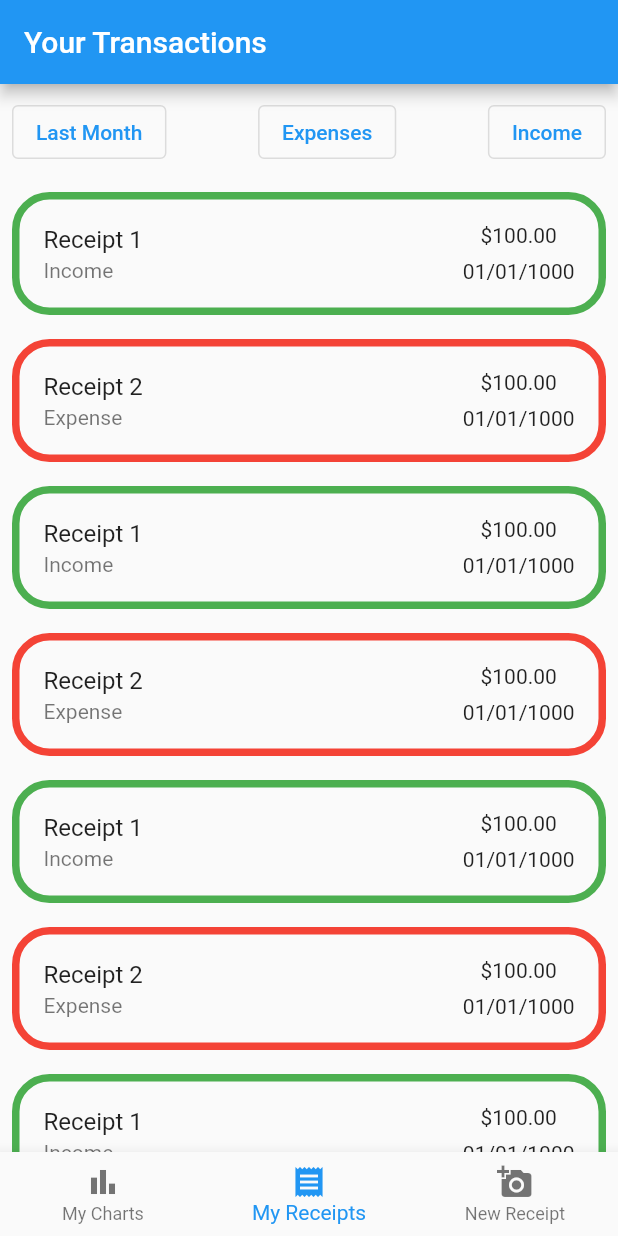
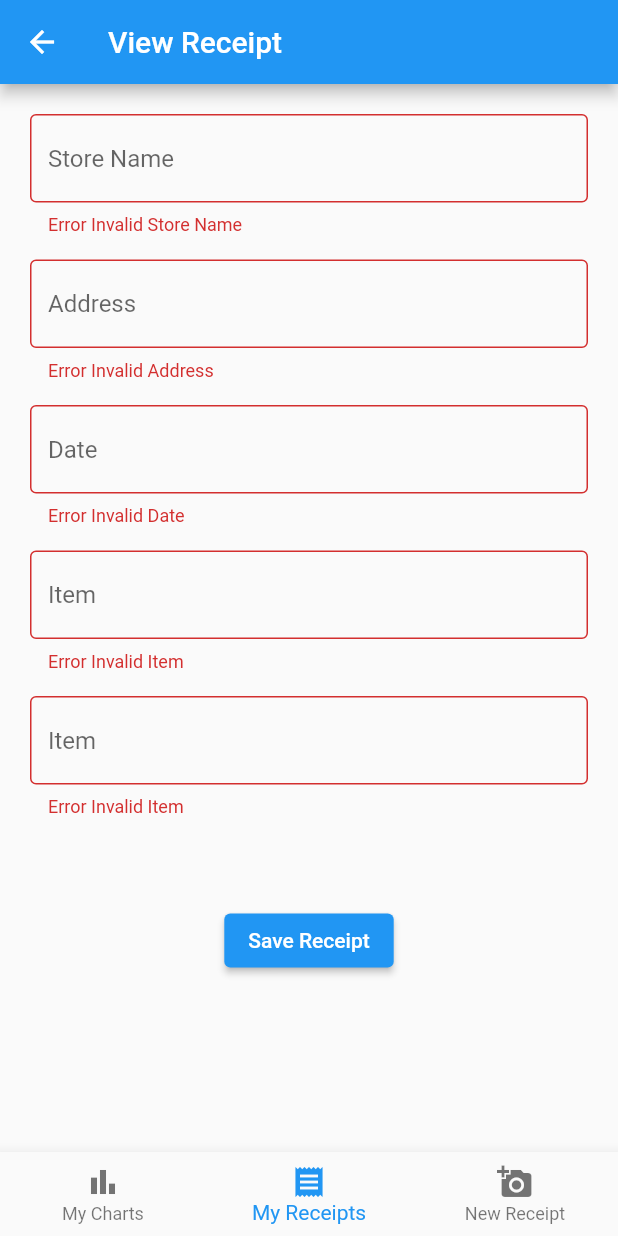
Before and after one commit to jskplf/spending_tracker_client, a Flutter app: the screen it shows after launch, after a tap on "Receipt 1", on a phone screen of 412 x 824 dp. Run offline on Flutter 3.47's test engine with Material 2 defaults, Android fonts, the phone set to English and light mode, and no system bars; our stand-ins replace file_picker; missing offline and left inert: text_to_speech.

Commit message:
Reciept form now has a basic layout

```diff
--- a/lib/main.dart
+++ b/lib/main.dart
@@ -24,6 +24,7 @@ class MyApp extends StatelessWidget {
         '/transactions': (context) => const TransactionView(),
         '/camera': (context) => const ImageLoaderView(),
         '/addTransaction': (context) => const AddTransactionView(),
+        '/receipt': (context) => const ReceiptView(),
         // '/charts'
       },
     );
--- /dev/null
+++ b/lib/views/receipt_view.dart
@@ -0,0 +1,104 @@
+import 'package:flutter/material.dart';
+import 'package:spending_tracker/widgets/widgets.dart';
+
+class ReceiptView extends StatelessWidget {
+  /// Display the contents of a scanned receipt
+  final dynamic receipt = null;
+  const ReceiptView({Key? key}) : super(key: key);
+  @override
+  Widget build(BuildContext context) {
+    return BaseScaffold(
+      title: 'View Receipt',
+      body: ReceiptFormView(
+        receipt: receipt,
+      ),
+    );
+  }
+}
+
+class ReceiptFormView extends StatefulWidget {
+  /// This widget contains all data that the user has entered about the receipt
+  /// it haas fields for the store name, category type, item names and prices,
+  /// purchase date, and total amount spent. The user can also link an image
+  /// to be linked to the data. The image can also be sent through a post request
+  /// to the OCR API server. The server will process the image and return a list
+  /// of possible values for each field. Once a receipt has been processed the
+  /// form will fill fields in the form with the value. The user will be able to
+  /// overwrite any data in the form with data they choose.
+
+  const ReceiptFormView({
+    required this.receipt,
+    Key? key,
+  }) : super(key: key);
+  final dynamic receipt;
+  @override
+  State<ReceiptFormView> createState() => _ReceiptFormViewState();
+}
+
+class _ReceiptFormViewState extends State<ReceiptFormView> {
+  final _formKey = GlobalKey<FormState>();
+  final fields = [
+    {'description': 'Store Name', 'initialValue': '', 'validator': (value) {}},
+    {'description': 'Address', 'initialValue': '', 'validator': (value) {}},
+    {'description': 'Date', 'initialValue': '', 'validator': (value) {}},
+    {'description': 'Item', 'initialValue': '', 'validator': (value) {}},
+    {'description': 'Item', 'initialValue': '', 'validator': (value) {}},
+    {'description': 'Total', 'initialValue': 100.00, 'validator': (value) {}},
+  ];
+
+  @override
+  Widget build(BuildContext context) {
+    return Form(
+      key: _formKey,
+      child: Padding(
+        padding: const EdgeInsets.all(12.0),
+        child: Column(
+          children: [
+            BaseTextField(field: fields[0]),
+            BaseTextField(field: fields[1]),
+            BaseTextField(field: fields[2]),
+            BaseTextField(field: fields[3]),
+            BaseTextField(field: fields[4]),
+
+            /// A widget that places a large amount of white space between
+            /// the submit button and the rest of the form
+            const SizedBox(
+              height: 50,
+            ),
+            ElevatedButton(
+              onPressed: () {},
+              child: const Readable(text: "Save Receipt"),
+            ),
+          ],
+        ),
+      ),
+    );
+  }
+}
+
+class BaseTextField extends StatelessWidget {
+  const BaseTextField({
+    Key? key,
+    required this.field,
+  }) : super(key: key);
+
+  final Map<String, Object> field;
+
+  @override
+  Widget build(BuildContext context) {
+    return Padding(
+      padding: const EdgeInsets.all(8.0),
+      child: TextFormField(
+        initialValue: '${field['initialValue']}',
+        decoration: InputDecoration(
+          hintText: '${field['description']}',
+          errorText: "Error Invalid ${field['description']}",
+          border: OutlineInputBorder(),
+        ),
+        validator: (value) {
+          return null;
+        },
+      ),
+    );
+  }
+}
--- a/lib/views/transaction_view.dart
+++ b/lib/views/transaction_view.dart
@@ -13,6 +13,7 @@ class TransactionView extends StatefulWidget {
 class _TransactionViewState extends State<TransactionView> {
   final List transactions = [
     {
+      'id': 0,
       'description': 'Receipt 1',
       'transaction_category': 'Income',
       'amount': '\$100.00',
@@ -25,6 +26,7 @@ class _TransactionViewState extends State<TransactionView> {
       ],
     },
     {
+      'id': 1,
       'description': 'Receipt 2',
       'transaction_category': 'Expense',
       'amount': '\$100.00',
@@ -145,8 +147,7 @@ class ReadableTile extends StatelessWidget {
             ],
           ),
           onTap: () {
-            print(
-                'Going to the edit screen of Receipt number ${transaction['description']}');
+            Navigator.pushNamed(context, '/receipt', arguments: transaction);
           },
         ),
       ),
--- a/lib/views/views.dart
+++ b/lib/views/views.dart
@@ -1,4 +1,5 @@
 export 'transaction_view.dart';
 export 'image_loader_view.dart';
 export 'add_transaction_view.dart';
+export 'receipt_view.dart';
 /// Export all views in one location for convenience
```
